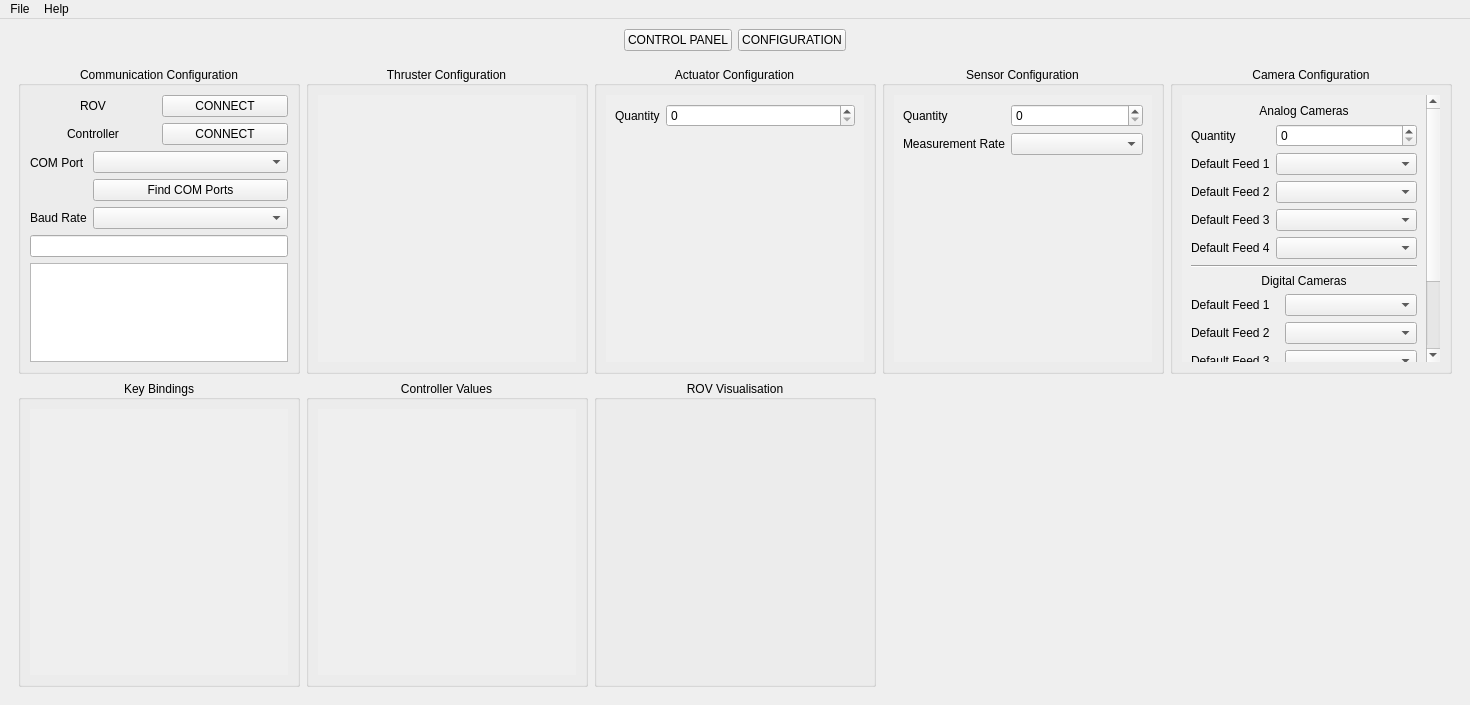
This is gui.ui in AvalonROV/ROV_SW_GUI_2020 as Qt 5 draws it before an edit. The edited form follows.
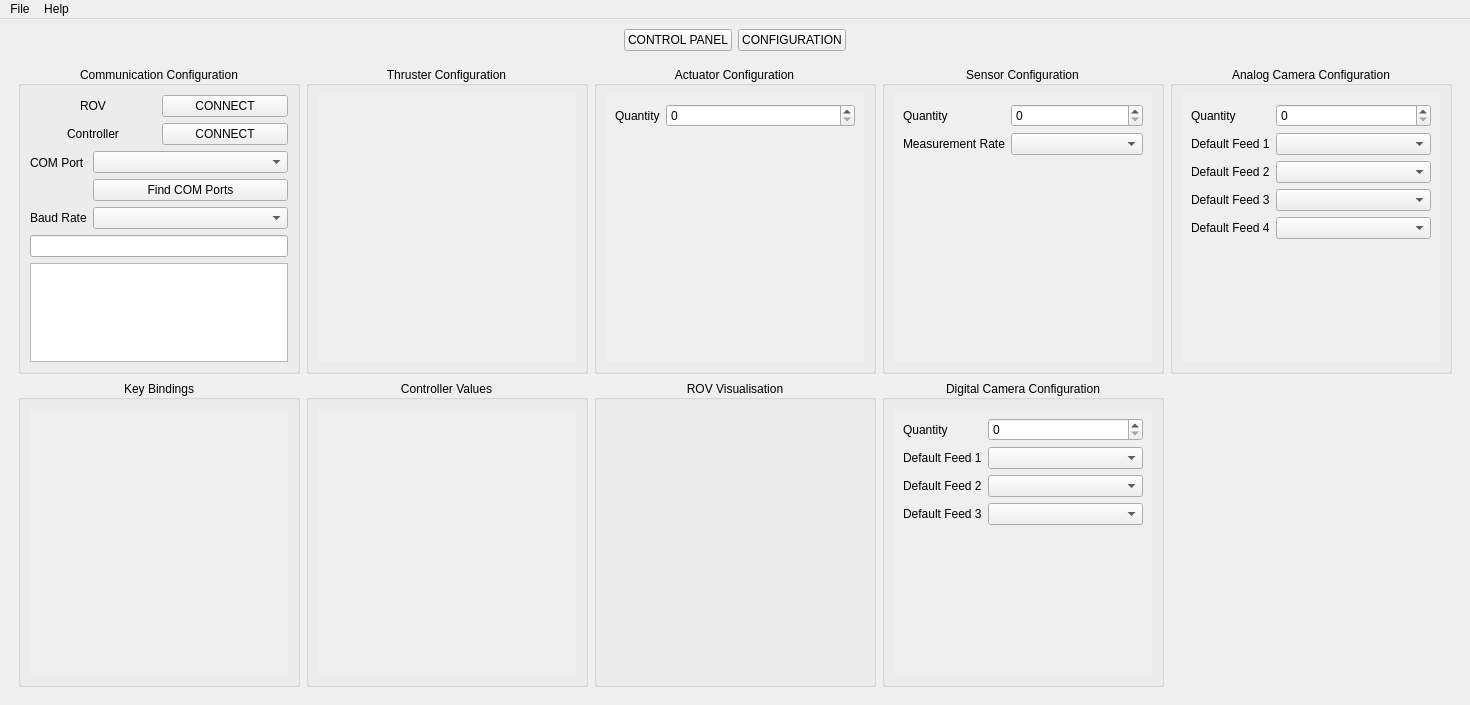
This is the edited form. The open tabs and pages were chosen to show the change.

Commit message: Analog and digital camera split up into different group boxes in configuration tab. Analog cameras can be renamed, and the name and source address of each digital camera can be changed. All these settings can be saved to the configutaion file.

```diff
--- a/gui.ui
+++ b/gui.ui
@@ -1587,7 +1587,7 @@
           <item row="0" column="4">
            <widget class="QGroupBox" name="group_box_camera_config">
             <property name="title">
-             <string>Camera Configuration</string>
+             <string>Analog Camera Configuration</string>
             </property>
             <property name="alignment">
              <set>Qt::AlignCenter</set>
@@ -1614,12 +1614,15 @@
                  <rect>
                   <x>0</x>
                   <y>0</y>
-                  <width>234</width>
-                  <height>399</height>
+                  <width>255</width>
+                  <height>285</height>
                  </rect>
                 </property>
                 <layout class="QGridLayout" name="gridLayout_39">
                  <item row="1" column="0">
+                  <layout class="QFormLayout" name="config_analog_cameras"/>
+                 </item>
+                 <item row="0" column="0">
                   <layout class="QFormLayout" name="formLayout_13">
                    <item row="0" column="0">
                     <widget class="QLabel" name="numberOfCamerasLabel">
@@ -1680,24 +1683,7 @@
                    </item>
                   </layout>
                  </item>
-                 <item row="3" column="0">
-                  <widget class="QLabel" name="label_15">
-                   <property name="text">
-                    <string>Digital Cameras</string>
-                   </property>
-                   <property name="alignment">
-                    <set>Qt::AlignCenter</set>
-                   </property>
-                  </widget>
-                 </item>
                  <item row="2" column="0">
-                  <widget class="Line" name="line">
-                   <property name="orientation">
-                    <enum>Qt::Horizontal</enum>
-                   </property>
-                  </widget>
-                 </item>
-                 <item row="6" column="0">
                   <spacer name="verticalSpacer_3">
                    <property name="orientation">
                     <enum>Qt::Vertical</enum>
@@ -1710,81 +1696,112 @@
                    </property>
                   </spacer>
                  </item>
+                </layout>
+               </widget>
+              </widget>
+             </item>
+            </layout>
+           </widget>
+          </item>
+          <item row="1" column="3">
+           <widget class="QGroupBox" name="group_box_camera_config_2">
+            <property name="title">
+             <string>Digital Camera Configuration</string>
+            </property>
+            <property name="alignment">
+             <set>Qt::AlignCenter</set>
+            </property>
+            <layout class="QGridLayout" name="gridLayout_43">
+             <item row="0" column="0">
+              <widget class="QScrollArea" name="scrollArea_6">
+               <property name="styleSheet">
+                <string notr="true">QScrollArea { background: transparent; }
+QScrollArea &gt; QWidget &gt; QWidget { background: transparent; }
+QScrollArea &gt; QWidget &gt; QScrollBar { background: 0; }</string>
+               </property>
+               <property name="frameShape">
+                <enum>QFrame::NoFrame</enum>
+               </property>
+               <property name="lineWidth">
+                <number>0</number>
+               </property>
+               <property name="widgetResizable">
+                <bool>true</bool>
+               </property>
+               <widget class="QWidget" name="scrollAreaWidgetContents_9">
+                <property name="geometry">
+                 <rect>
+                  <x>0</x>
+                  <y>0</y>
+                  <width>255</width>
+                  <height>225</height>
+                 </rect>
+                </property>
+                <layout class="QGridLayout" name="gridLayout_44">
+                 <item row="2" column="0">
+                  <spacer name="verticalSpacer_8">
+                   <property name="orientation">
+                    <enum>Qt::Vertical</enum>
+                   </property>
+                   <property name="sizeHint" stdset="0">
+                    <size>
+                     <width>20</width>
+                     <height>40</height>
+                    </size>
+                   </property>
+                  </spacer>
+                 </item>
+                 <item row="1" column="0">
+                  <layout class="QFormLayout" name="config_digital_cameras"/>
+                 </item>
                  <item row="0" column="0">
-                  <widget class="QLabel" name="label_14">
-                   <property name="text">
-                    <string>Analog Cameras</string>
-                   </property>
-                   <property name="alignment">
-                    <set>Qt::AlignCenter</set>
-                   </property>
-                  </widget>
-                 </item>
-                 <item row="4" column="0">
-                  <layout class="QFormLayout" name="config_digital_camera_form">
+                  <layout class="QFormLayout" name="formLayout_15">
                    <item row="0" column="0">
-                    <widget class="QLabel" name="label_17">
+                    <widget class="QLabel" name="numberOfCamerasLabel_2">
                      <property name="text">
-                      <string>Default Feed 1</string>
+                      <string>Quantity</string>
                      </property>
                     </widget>
                    </item>
                    <item row="0" column="1">
-                    <widget class="QComboBox" name="config_digital_list_1"/>
+                    <widget class="QSpinBox" name="config_digital_cameras_number">
+                     <property name="maximum">
+                      <number>10</number>
+                     </property>
+                     <property name="value">
+                      <number>0</number>
+                     </property>
+                    </widget>
                    </item>
                    <item row="1" column="0">
-                    <widget class="QLabel" name="label_18">
+                    <widget class="QLabel" name="defaultCameraLabel_2">
                      <property name="text">
-                      <string>Default Feed 2</string>
+                      <string>Default Feed 1</string>
                      </property>
                     </widget>
                    </item>
                    <item row="1" column="1">
-                    <widget class="QComboBox" name="config_digital_list_2"/>
+                    <widget class="QComboBox" name="config_digital_default_1"/>
                    </item>
                    <item row="2" column="0">
-                    <widget class="QLabel" name="label_19">
+                    <widget class="QLabel" name="secondaryCamera1Label_2">
                      <property name="text">
-                      <string>Default Feed 3</string>
+                      <string>Default Feed 2</string>
                      </property>
                     </widget>
                    </item>
-                   <item row="2" column="1">
-                    <widget class="QComboBox" name="config_digital_list_3"/>
-                   </item>
                    <item row="3" column="0">
-                    <widget class="QLabel" name="label_16">
+                    <widget class="QLabel" name="secondaryCamera2Label_2">
                      <property name="text">
-                      <string>Camera 1 Name</string>
+                      <string>Default Feed 3</string>
                      </property>
                     </widget>
                    </item>
                    <item row="3" column="1">
-                    <widget class="QLineEdit" name="config_digital_name_1">
-                     <property name="text">
-                      <string/>
-                     </property>
-                    </widget>
+                    <widget class="QComboBox" name="config_digital_default_3"/>
                    </item>
-                   <item row="4" column="0">
-                    <widget class="QLabel" name="label_23">
-                     <property name="text">
-                      <string>Camera 2 Name</string>
-                     </property>
-                    </widget>
-                   </item>
-                   <item row="4" column="1">
-                    <widget class="QLineEdit" name="config_digital_name_2"/>
-                   </item>
-                   <item row="5" column="0">
-                    <widget class="QLabel" name="label_24">
-                     <property name="text">
-                      <string>Camera 3 Name</string>
-                     </property>
-                    </widget>
-                   </item>
-                   <item row="5" column="1">
-                    <widget class="QLineEdit" name="config_digital_name_3"/>
+                   <item row="2" column="1">
+                    <widget class="QComboBox" name="config_digital_default_2"/>
                    </item>
                   </layout>
                  </item>
```
Left out of the diff: 36 changed lines with no effect on the pictures. The commit also changes 14 other files.
